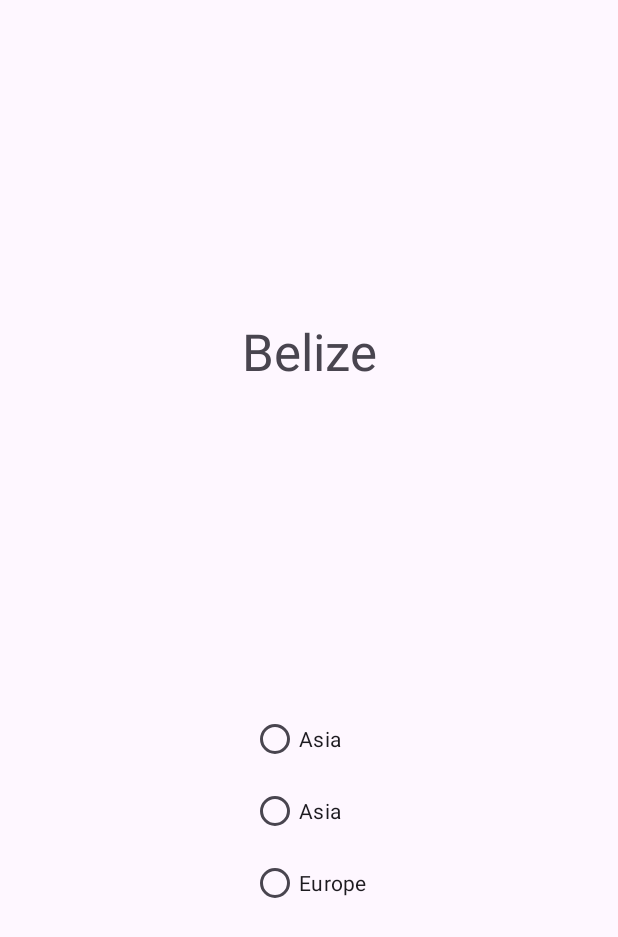
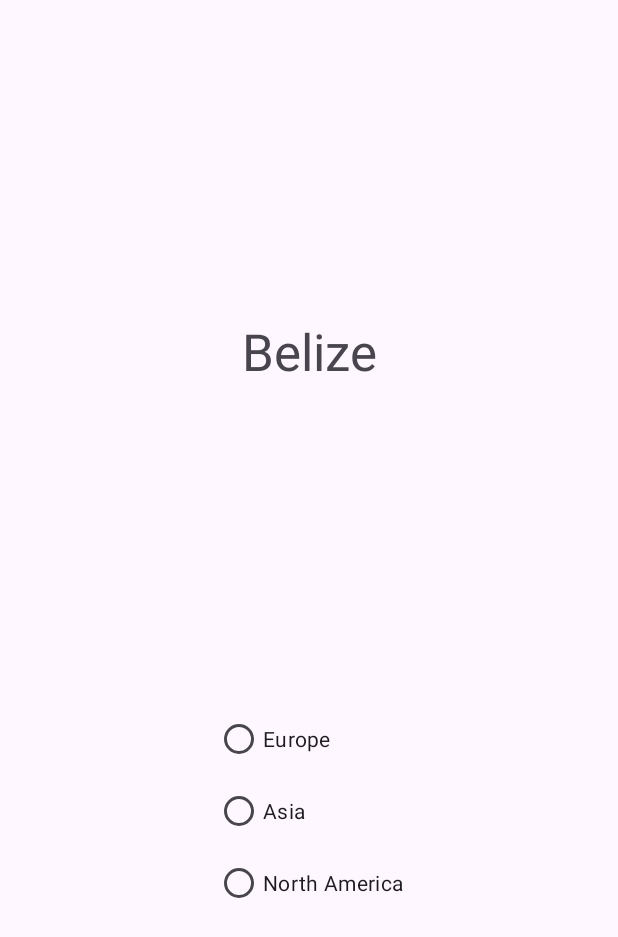
Before and after one commit to jwaryold2/country_quiz_android_studio, an Android app: the CountryQuestionFragment screen opened directly, with no data from a screen before it, on a phone screen of 412 x 824 dp. Shown: the top 937 px of the screen. Run offline under Robolectric (Android 15) with nearby library versions, the phone set to English and light mode, and no system bars.

Commit message:
Fixed issue of duplicate continents in the answer choices

```diff
--- a/app/src/main/java/edu/uga/cs/project4countryquiz/CountryQuestionFragment.java
+++ b/app/src/main/java/edu/uga/cs/project4countryquiz/CountryQuestionFragment.java
@@ -130,20 +130,27 @@ public class CountryQuestionFragment extends Fragment {
         for(int i = 0; i < 6; i++){
             List<Integer> used  = new ArrayList<>();
             String[] random_continents = new String[3];
+            //correct answer
+            random_continents[2] = country_continents.get(i);
             //first random answer choice
             int randomIndex1= random.nextInt(country_names.size());
             if(!used.contains(randomIndex1) && random.nextInt(country_names.size())!=B.get(i)) {
                 random_continents[0] = country_continents.get(random.nextInt(country_names.size()));
+                while (random_continents[0].equals(random_continents[2])) {
+                    random_continents[0] = country_continents.get(random.nextInt(country_names.size()));
+                }
                 used.add(randomIndex1);
             }
             //second random answer choice
             int randomIndex2= random.nextInt(country_names.size());
             if(!used.contains(random.nextInt(country_names.size())) && random.nextInt(country_names.size())!=B.get(i)) {
                 random_continents[1] = country_continents.get(random.nextInt(country_names.size()));
+                while (random_continents[1].equals(random_continents[0]) || random_continents[1].equals(random_continents[2])) {
+                    random_continents[1] = country_continents.get(random.nextInt(country_names.size()));
+                }
                 used.add(randomIndex2);
             }
-            //correct answer
-            random_continents[2] = country_continents.get(i);
+            Log.d("tag", random_continents[2]);
             sixQuestions[i] = new GenerateQuestion(country_names.get(B.get(i)), random_continents, country_continents.get(B.get(i)));
         }
         Log.d("sixQuestions:" , Arrays.toString(sixQuestions));
```
